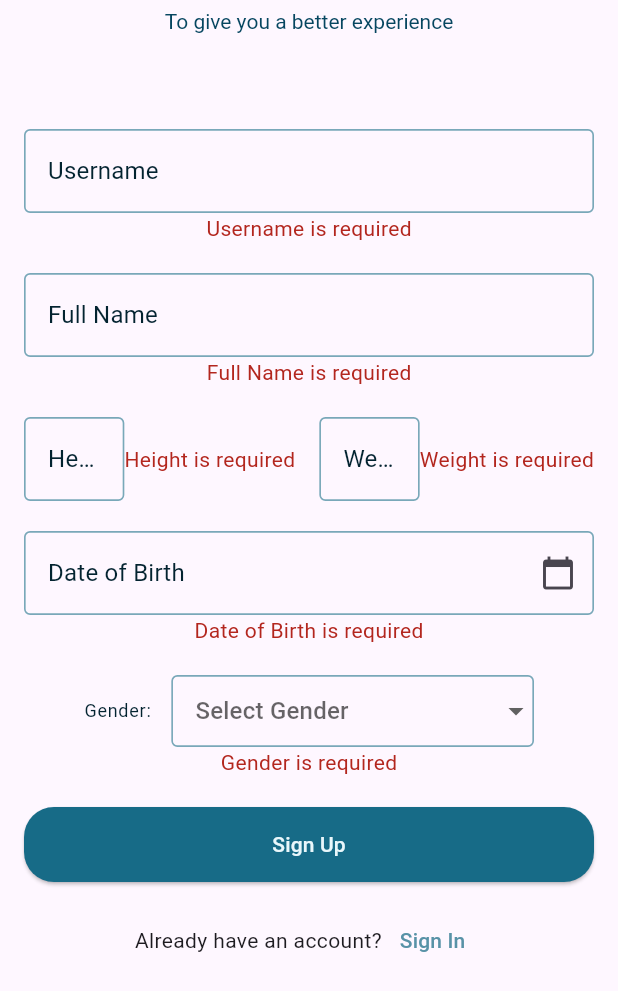
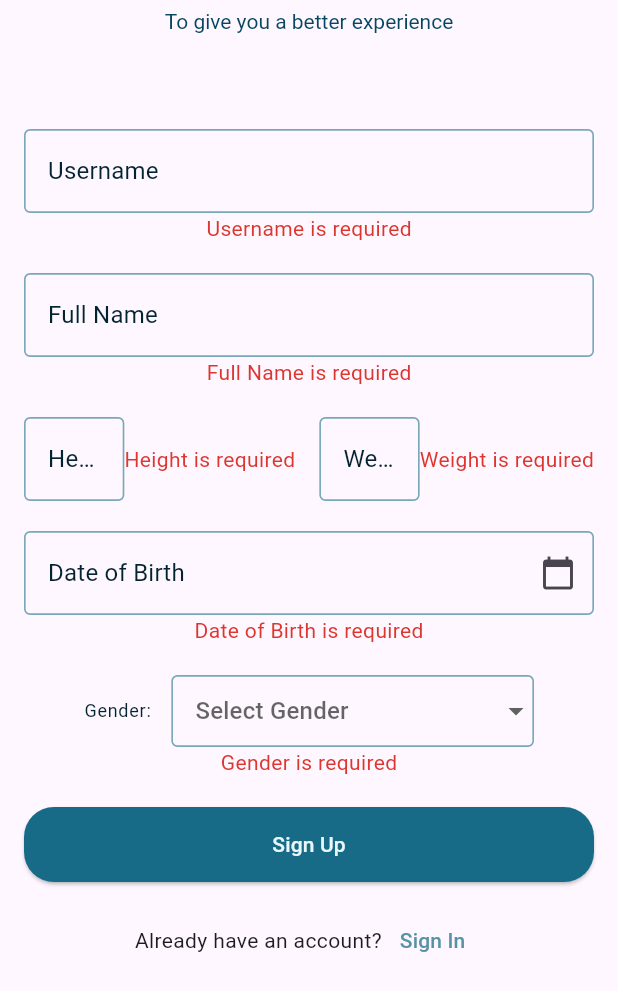
Before and after one commit to Fitrackk/fiTrack, a Flutter app: the DataForm widget shown alone on an empty page, opened directly, after a tap on "Sign Up", on a phone screen of 412 x 824 dp. Shown: the top 991 px of the screen. Run offline on Flutter 3.47's test engine with Material 3 defaults, Android fonts, the phone set to English and light mode, and no system bars; our stand-ins replace cloud_firestore, firebase_auth, firebase_core, google_fonts, google_sign_in; accounts and stored records are empty.

Commit message:
edit errors msgs colors.

```diff
--- a/lib/views/sign_up_page.dart
+++ b/lib/views/sign_up_page.dart
@@ -7,7 +7,7 @@ import 'package:flutter/gestures.dart';
 import 'package:flutter/material.dart';
 
 class SignUp extends StatefulWidget {
-  const SignUp({Key? key}) : super(key: key);
+  const SignUp({super.key});
 
   @override
   State<SignUp> createState() => _SignUpState();
--- a/lib/views/user_data_page.dart
+++ b/lib/views/user_data_page.dart
@@ -104,7 +104,7 @@ class _DataFormState extends State<DataForm> {
             if (_authService.usernameError.isNotEmpty)
               Text(
                 _authService.usernameError,
-                style: const TextStyle(color: FitColors.error40),
+                style: const TextStyle(color: FitColors.error50),
               ),
             const SizedBox(height: 20),
             TextField(
@@ -131,7 +131,7 @@ class _DataFormState extends State<DataForm> {
             if (_authService.fullNameError.isNotEmpty)
               Text(
                 _authService.fullNameError,
-                style: const TextStyle(color: FitColors.error40),
+                style: const TextStyle(color: FitColors.error50),
               ),
             const SizedBox(height: 20),
             Row(
@@ -162,7 +162,7 @@ class _DataFormState extends State<DataForm> {
                 if (_authService.heightError.isNotEmpty)
                   Text(
                     _authService.heightError,
-                    style: const TextStyle(color: FitColors.error40),
+                    style: const TextStyle(color: FitColors.error50),
                   ),
                 const SizedBox(width: 16),
                 Expanded(
@@ -191,7 +191,7 @@ class _DataFormState extends State<DataForm> {
                 if (_authService.weightError.isNotEmpty)
                   Text(
                     _authService.weightError,
-                    style: const TextStyle(color: FitColors.error40),
+                    style: const TextStyle(color: FitColors.error50),
                   ),
               ],
             ),
@@ -220,7 +220,7 @@ class _DataFormState extends State<DataForm> {
             if (_authService.dateOfBirthError.isNotEmpty)
               Text(
                 _authService.dateOfBirthError,
-                style: const TextStyle(color: FitColors.error40),
+                style: const TextStyle(color: FitColors.error50),
               ),
             const SizedBox(height: 20),
             Padding(
@@ -274,7 +274,7 @@ class _DataFormState extends State<DataForm> {
             if (_authService.genderError.isNotEmpty)
               Text(
                 _authService.genderError,
-                style: const TextStyle(color: FitColors.error40),
+                style: const TextStyle(color: FitColors.error50),
               ),
             const SizedBox(height: 20),
             ElevatedButton(
```
